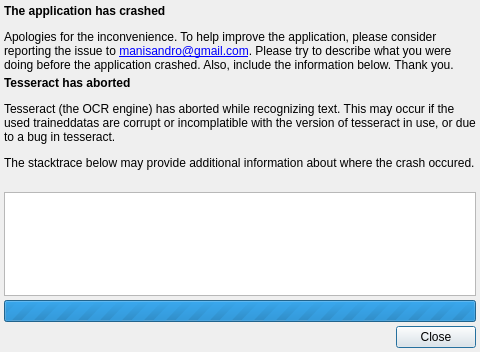
Qt form qt/data/CrashHandler.ui (manisandro/gImageReader) before a commit.
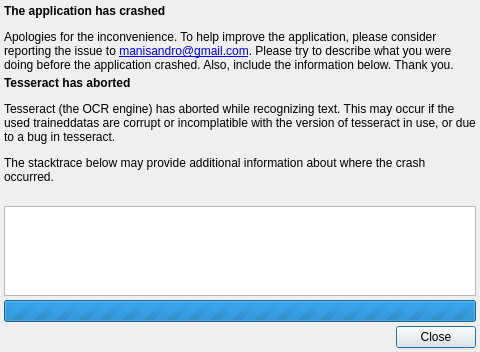
The same form after that commit.

Patch:
```diff
--- a/qt/data/CrashHandler.ui
+++ b/qt/data/CrashHandler.ui
@@ -54,7 +54,7 @@
       </sizepolicy>
      </property>
      <property name="text">
-      <string>&lt;html&gt;&lt;head/&gt;&lt;body&gt;&lt;p&gt;&lt;span style=&quot; font-weight:600;&quot;&gt;Tesseract has aborted&lt;/span&gt;&lt;/p&gt;&lt;p&gt;Tesseract (the OCR engine) has aborted while recognizing text. This may occur if the used traineddatas are corrupt or incomplatible with the version of tesseract in use, or due to a bug in tesseract.&lt;/p&gt;&lt;p&gt;The stacktrace below may provide additional information about where the crash occured.&lt;/p&gt;&lt;/body&gt;&lt;/html&gt;</string>
+      <string>&lt;html&gt;&lt;head/&gt;&lt;body&gt;&lt;p&gt;&lt;span style=&quot; font-weight:600;&quot;&gt;Tesseract has aborted&lt;/span&gt;&lt;/p&gt;&lt;p&gt;Tesseract (the OCR engine) has aborted while recognizing text. This may occur if the used traineddatas are corrupt or incomplatible with the version of tesseract in use, or due to a bug in tesseract.&lt;/p&gt;&lt;p&gt;The stacktrace below may provide additional information about where the crash occurred.&lt;/p&gt;&lt;/body&gt;&lt;/html&gt;</string>
      </property>
      <property name="wordWrap">
       <bool>true</bool>
```
